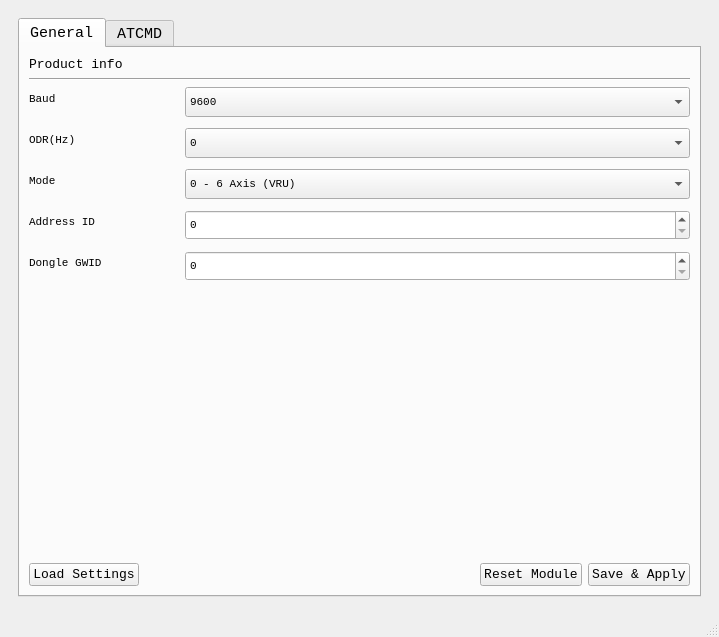
The window that pcan_qt.ui (avmm9898/PCAN_QT) describes before a commit, drawn with Qt 5.
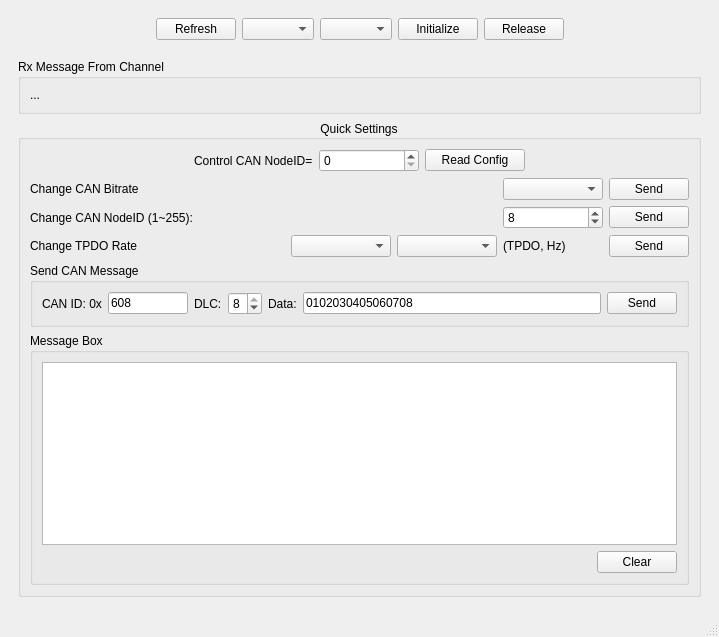
The same window after the commit. The open tabs and pages were chosen to show the change.

Patch:
```diff
--- a/pcan_qt.ui
+++ b/pcan_qt.ui
@@ -18,468 +18,8 @@
     <item>
      <widget class="QStackedWidget" name="stackedWidget">
       <property name="currentIndex">
-       <number>1</number>
+       <number>0</number>
       </property>
-      <widget class="QWidget" name="pageUART">
-       <layout class="QVBoxLayout" name="verticalLayout_5">
-        <item>
-         <widget class="QTabWidget" name="tabWidget">
-          <property name="font">
-           <font>
-            <family>Consolas</family>
-            <pointsize>11</pointsize>
-           </font>
-          </property>
-          <property name="styleSheet">
-           <string notr="true"/>
-          </property>
-          <property name="currentIndex">
-           <number>0</number>
-          </property>
-          <property name="movable">
-           <bool>false</bool>
-          </property>
-          <widget class="QWidget" name="tab_general">
-           <property name="font">
-            <font>
-             <family>Consolas</family>
-             <pointsize>8</pointsize>
-            </font>
-           </property>
-           <attribute name="title">
-            <string>General</string>
-           </attribute>
-           <layout class="QVBoxLayout" name="verticalLayout">
-            <item>
-             <widget class="QLabel" name="Label_prod_info">
-              <property name="sizePolicy">
-               <sizepolicy hsizetype="Preferred" vsizetype="Fixed">
-                <horstretch>0</horstretch>
-                <verstretch>0</verstretch>
-               </sizepolicy>
-              </property>
-              <property name="minimumSize">
-               <size>
-                <width>0</width>
-                <height>0</height>
-               </size>
-              </property>
-              <property name="font">
-               <font>
-                <family>Consolas</family>
-                <pointsize>10</pointsize>
-               </font>
-              </property>
-              <property name="text">
-               <string>Product info</string>
-              </property>
-             </widget>
-            </item>
-            <item>
-             <widget class="Line" name="line_2">
-              <property name="frameShadow">
-               <enum>QFrame::Sunken</enum>
-              </property>
-              <property name="lineWidth">
-               <number>1</number>
-              </property>
-              <property name="midLineWidth">
-               <number>0</number>
-              </property>
-              <property name="orientation">
-               <enum>Qt::Horizontal</enum>
-              </property>
-             </widget>
-            </item>
-            <item>
-             <layout class="QFormLayout" name="ConfigLayout">
-              <property name="verticalSpacing">
-               <number>11</number>
-              </property>
-              <item row="0" column="0">
-               <widget class="QLabel" name="Label_Baud">
-                <property name="sizePolicy">
-                 <sizepolicy hsizetype="Fixed" vsizetype="Preferred">
-                  <horstretch>0</horstretch>
-                  <verstretch>0</verstretch>
-                 </sizepolicy>
-                </property>
-                <property name="minimumSize">
-                 <size>
-                  <width>150</width>
-                  <height>0</height>
-                 </size>
-                </property>
-                <property name="maximumSize">
-                 <size>
-                  <width>150</width>
-                  <height>16777215</height>
-                 </size>
-                </property>
-                <property name="text">
-                 <string>Baud</string>
-                </property>
-               </widget>
-              </item>
-              <item row="0" column="1">
-               <widget class="QComboBox" name="CB_Baud">
-                <property name="minimumSize">
-                 <size>
-                  <width>150</width>
-                  <height>30</height>
-                 </size>
-                </property>
-                <property name="maximumSize">
-                 <size>
-                  <width>16777215</width>
-                  <height>16777215</height>
-                 </size>
-                </property>
-                <property name="editable">
-                 <bool>false</bool>
-                </property>
-                <property name="currentText">
-                 <string>9600</string>
-                </property>
-                <item>
-                 <property name="text">
-                  <string>9600</string>
-                 </property>
-                </item>
-                <item>
-                 <property name="text">
-                  <string>115200</string>
-                 </property>
-                </item>
-                <item>
-                 <property name="text">
-                  <string>460800</string>
-                 </property>
-                </item>
-                <item>
-                 <property name="text">
-                  <string>921600</string>
-                 </property>
-                </item>
-               </widget>
-              </item>
-              <item row="1" column="0">
-               <widget class="QLabel" name="Label_ODR">
-                <property name="text">
-                 <string>ODR(Hz)</string>
-                </property>
-               </widget>
-              </item>
-              <item row="1" column="1">
-               <widget class="QComboBox" name="CB_ODR">
-                <property name="minimumSize">
-                 <size>
-                  <width>0</width>
-                  <height>30</height>
-                 </size>
-                </property>
-                <property name="editable">
-                 <bool>false</bool>
-                </property>
-                <property name="currentText">
-                 <string>0</string>
-                </property>
-                <item>
-                 <property name="text">
-                  <string>0</string>
-                 </property>
-                </item>
-                <item>
-                 <property name="text">
-                  <string>1</string>
-                 </property>
-                </item>
-                <item>
-                 <property name="text">
-                  <string>10</string>
-                 </property>
-                </item>
-                <item>
-                 <property name="text">
-                  <string>50</string>
-                 </property>
-                </item>
-                <item>
-                 <property name="text">
-                  <string>100</string>
-                 </property>
-                </item>
-                <item>
-                 <property name="text">
-                  <string>200</string>
-                 </property>
-                </item>
-                <item>
-                 <property name="text">
-                  <string>400</string>
-                 </property>
-                </item>
-               </widget>
-              </item>
-              <item row="2" column="0">
-               <widget class="QLabel" name="Label_Mode">
-                <property name="text">
-                 <string>Mode</string>
-                </property>
-               </widget>
-              </item>
-              <item row="2" column="1">
-               <widget class="QComboBox" name="CB_Mode">
-                <property name="minimumSize">
-                 <size>
-                  <width>0</width>
-                  <height>30</height>
-                 </size>
-                </property>
-                <property name="editable">
-                 <bool>false</bool>
-                </property>
-                <property name="currentText">
-                 <string>0 - 6 Axis (VRU)</string>
-                </property>
-                <item>
-                 <property name="text">
-                  <string extracomment="test comments">0 - 6 Axis (VRU)</string>
-                 </property>
-                </item>
-                <item>
-                 <property name="text">
-                  <string>1 - 9 Axis (AHRS)</string>
-                 </property>
-                </item>
-               </widget>
-              </item>
-              <item row="3" column="0">
-               <widget class="QLabel" name="Label_ID">
-                <property name="sizePolicy">
-                 <sizepolicy hsizetype="Preferred" vsizetype="Preferred">
-                  <horstretch>0</horstretch>
-                  <verstretch>0</verstretch>
-                 </sizepolicy>
-                </property>
-                <property name="text">
-                 <string>Address ID</string>
-                </property>
-               </widget>
-              </item>
-              <item row="3" column="1">
-               <widget class="QSpinBox" name="SB_ID">
-                <property name="minimumSize">
-                 <size>
-                  <width>0</width>
-                  <height>30</height>
-                 </size>
-                </property>
-                <property name="maximum">
-                 <number>32</number>
-                </property>
-               </widget>
-              </item>
-              <item row="4" column="0">
-               <widget class="QLabel" name="Label_GWID">
-                <property name="minimumSize">
-                 <size>
-                  <width>120</width>
-                  <height>0</height>
-                 </size>
-                </property>
-                <property name="text">
-                 <string>Dongle GWID</string>
-                </property>
-               </widget>
-              </item>
-              <item row="4" column="1">
-               <widget class="QSpinBox" name="SB_GWID">
-                <property name="minimumSize">
-                 <size>
-                  <width>0</width>
-                  <height>30</height>
-                 </size>
-                </property>
-                <property name="maximum">
-                 <number>8</number>
-                </property>
-               </widget>
-              </item>
-             </layout>
-            </item>
-            <item>
-             <spacer name="verticalSpacer">
-              <property name="orientation">
-               <enum>Qt::Vertical</enum>
-              </property>
-              <property name="sizeHint" stdset="0">
-               <size>
-                <width>20</width>
-                <height>5</height>
-               </size>
-              </property>
-             </spacer>
-            </item>
-            <item>
-             <layout class="QHBoxLayout" name="horizontalLayout_4">
-              <item>
-               <widget class="QPushButton" name="BTN_load">
-                <property name="minimumSize">
-                 <size>
-                  <width>0</width>
-                  <height>0</height>
-                 </size>
-                </property>
-                <property name="font">
-                 <font>
-                  <family>Consolas</family>
-                  <pointsize>10</pointsize>
-                 </font>
-                </property>
-                <property name="text">
-                 <string>Load Settings</string>
-                </property>
-               </widget>
-              </item>
-              <item>
-               <spacer name="horizontalSpacer">
-                <property name="orientation">
-                 <enum>Qt::Horizontal</enum>
-                </property>
-                <property name="sizeHint" stdset="0">
-                 <size>
-                  <width>40</width>
-                  <height>20</height>
-                 </size>
-                </property>
-               </spacer>
-              </item>
-              <item>
-               <widget class="QPushButton" name="BTN_rst">
-                <property name="font">
-                 <font>
-                  <family>Consolas</family>
-                  <pointsize>10</pointsize>
-                 </font>
-                </property>
-                <property name="text">
-                 <string>Reset Module</string>
-                </property>
-               </widget>
-              </item>
-              <item>
-               <widget class="QPushButton" name="BTN_save">
-                <property name="minimumSize">
-                 <size>
-                  <width>0</width>
-                  <height>0</height>
-                 </size>
-                </property>
-                <property name="font">
-                 <font>
-                  <family>Consolas</family>
-                  <pointsize>10</pointsize>
-                 </font>
-                </property>
-                <property name="text">
-                 <string>Save &amp;&amp; Apply</string>
-                </property>
-               </widget>
-              </item>
-             </layout>
-            </item>
-           </layout>
-          </widget>
-          <widget class="QWidget" name="tab_at">
-           <attribute name="title">
-            <string>ATCMD</string>
-           </attribute>
-           <layout class="QVBoxLayout" name="verticalLayout_2">
-            <item>
-             <widget class="QGroupBox" name="GB_ATCMD">
-              <property name="font">
-               <font>
-                <family>Consolas</family>
-                <pointsize>10</pointsize>
-               </font>
-              </property>
-              <property name="title">
-               <string/>
-              </property>
-              <layout class="QGridLayout" name="gridLayout">
-               <item row="0" column="0">
-                <layout class="QHBoxLayout" name="horizontalLayout_3">
-                 <item>
-                  <widget class="QLineEdit" name="LE_at">
-                   <property name="inputMethodHints">
-                    <set>Qt::ImhPreferUppercase|Qt::ImhUppercaseOnly</set>
-                   </property>
-                   <property name="text">
-                    <string>AT+EOUT=0</string>
-                   </property>
-                  </widget>
-                 </item>
-                 <item>
-                  <widget class="QPushButton" name="BTN_at_send">
-                   <property name="text">
-                    <string>SEND</string>
-                   </property>
-                  </widget>
-                 </item>
-                </layout>
-               </item>
-               <item row="1" column="0">
-                <widget class="QTextBrowser" name="TB_Termial">
-                 <property name="html">
-                  <string>&lt;!DOCTYPE HTML PUBLIC &quot;-//W3C//DTD HTML 4.0//EN&quot; &quot;http://www.w3.org/TR/REC-html40/strict.dtd&quot;&gt;
-&lt;html&gt;&lt;head&gt;&lt;meta name=&quot;qrichtext&quot; content=&quot;1&quot; /&gt;&lt;meta charset=&quot;utf-8&quot; /&gt;&lt;style type=&quot;text/css&quot;&gt;
-p, li { white-space: pre-wrap; }
-hr { height: 1px; border-width: 0; }
-&lt;/style&gt;&lt;/head&gt;&lt;body style=&quot; font-family:'Consolas'; font-size:10pt; font-weight:400; font-style:normal;&quot;&gt;
-&lt;p style=&quot;-qt-paragraph-type:empty; margin-top:0px; margin-bottom:0px; margin-left:0px; margin-right:0px; -qt-block-indent:0; text-indent:0px; font-family:'Times New Roman','Times New Roman'; font-size:11pt;&quot;&gt;&lt;br /&gt;&lt;/p&gt;&lt;/body&gt;&lt;/html&gt;</string>
-                 </property>
-                </widget>
-               </item>
-               <item row="2" column="0">
-                <layout class="QHBoxLayout" name="horizontalLayout">
-                 <item>
-                  <spacer name="horizontalSpacer_2">
-                   <property name="orientation">
-                    <enum>Qt::Horizontal</enum>
-                   </property>
-                   <property name="sizeHint" stdset="0">
-                    <size>
-                     <width>40</width>
-                     <height>20</height>
-                    </size>
-                   </property>
-                  </spacer>
-                 </item>
-                 <item>
-                  <widget class="QPushButton" name="BTN_at_clear">
-                   <property name="sizePolicy">
-                    <sizepolicy hsizetype="Preferred" vsizetype="Fixed">
-                     <horstretch>0</horstretch>
-                     <verstretch>0</verstretch>
-                    </sizepolicy>
-                   </property>
-                   <property name="text">
-                    <string>CLEAR</string>
-                   </property>
-                  </widget>
-                 </item>
-                </layout>
-               </item>
-              </layout>
-             </widget>
-            </item>
-           </layout>
-          </widget>
-         </widget>
-        </item>
-       </layout>
-      </widget>
       <widget class="QWidget" name="pageCAN">
        <layout class="QVBoxLayout" name="verticalLayout_3">
         <item>
@@ -501,38 +41,29 @@
            </spacer>
           </item>
           <item>
-           <widget class="QComboBox" name="CB_can_nodeids"/>
-          </item>
-          <item>
-           <widget class="QLabel" name="label_8">
-            <property name="sizePolicy">
-             <sizepolicy hsizetype="Maximum" vsizetype="Preferred">
-              <horstretch>0</horstretch>
-              <verstretch>0</verstretch>
-             </sizepolicy>
-            </property>
+           <widget class="QPushButton" name="BTN_refresh_channel">
             <property name="text">
-             <string>&lt;html&gt;&lt;head/&gt;&lt;body&gt;&lt;p&gt;CANOpen Node ID&lt;/p&gt;&lt;/body&gt;&lt;/html&gt;</string>
+             <string>Refresh</string>
             </property>
            </widget>
           </item>
           <item>
-           <widget class="QSpinBox" name="SB_current_nodeid">
-            <property name="minimum">
-             <number>1</number>
+           <widget class="QComboBox" name="CB_can_channels"/>
+          </item>
+          <item>
+           <widget class="QComboBox" name="CB_bitrate"/>
+          </item>
+          <item>
+           <widget class="QPushButton" name="BTN_init">
+            <property name="text">
+             <string>Initialize</string>
             </property>
-            <property name="maximum">
-             <number>255</number>
-            </property>
-            <property name="value">
-             <number>8</number>
-            </property>
            </widget>
           </item>
           <item>
-           <widget class="QPushButton" name="BTN_can_read_config">
+           <widget class="QPushButton" name="BTN_release">
             <property name="text">
-             <string>Set / Read Config</string>
+             <string>Release</string>
             </property>
            </widget>
           </item>
@@ -551,6 +82,25 @@
           </item>
          </layout>
         </item>
+        <item>
+         <widget class="QGroupBox" name="GB_can_rx">
+          <property name="title">
+           <string>Rx Message From Channel</string>
+          </property>
+          <property name="flat">
+           <bool>false</bool>
+          </property>
+          <layout class="QVBoxLayout" name="verticalLayout_6">
+           <item>
+            <widget class="QLabel" name="Label_can_rx">
+             <property name="text">
+              <string>...</string>
+             </property>
+            </widget>
+           </item>
+          </layout>
+         </widget>
+        </item>
         <item>
          <widget class="QGroupBox" name="GB_can_qsc">
           <property name="title">
@@ -563,12 +113,84 @@
            <bool>false</bool>
           </property>
           <layout class="QVBoxLayout" name="verticalLayout_9">
+           <item>
+            <layout class="QHBoxLayout" name="horizontalLayout">
+             <item>
+              <spacer name="horizontalSpacer">
+               <property name="orientation">
+                <enum>Qt::Horizontal</enum>
+               </property>
+               <property name="sizeHint" stdset="0">
+                <size>
+                 <width>40</width>
+                 <height>20</height>
+                </size>
+               </property>
+              </spacer>
+             </item>
+             <item>
+              <widget class="QLabel" name="label_8">
+               <property name="sizePolicy">
+                <sizepolicy hsizetype="Maximum" vsizetype="Preferred">
+                 <horstretch>0</horstretch>
+                 <verstretch>0</verstretch>
+                </sizepolicy>
+               </property>
+               <property name="text">
+                <string>Control CAN NodeID=</string>
+               </property>
+              </widget>
+             </item>
+             <item>
+              <widget class="QSpinBox" name="SB_curr_node_id">
+               <property name="sizePolicy">
+                <sizepolicy hsizetype="Maximum" vsizetype="Fixed">
+                 <horstretch>0</horstretch>
+                 <verstretch>0</verstretch>
+                </sizepolicy>
+               </property>
+               <property name="minimumSize">
+                <size>
+                 <width>100</width>
+                 <height>0</height>
+                </size>
+               </property>
+              </widget>
+             </item>
+             <item>
+              <widget class="QPushButton" name="BTN_read_config">
+               <property name="minimumSize">
+                <size>
+                 <width>100</width>
+                 <height>0</height>
+                </size>
+               </property>
+               <property name="text">
+                <string>Read Config</string>
+               </property>
+              </widget>
+             </item>
+             <item>
+              <spacer name="horizontalSpacer_2">
+               <property name="orientation">
+                <enum>Qt::Horizontal</enum>
+               </property>
+               <property name="sizeHint" stdset="0">
+                <size>
+                 <width>40</width>
+                 <height>20</height>
+                </size>
+               </property>
+              </spacer>
+             </item>
+            </layout>
+           </item>
            <item>
             <layout class="QHBoxLayout" name="horizontalLayout_8">
              <item>
               <widget class="QLabel" name="label_4">
                <property name="text">
-                <string>Change CAN Baudrate</string>
+                <string>Change CAN Bitrate</string>
                </property>
               </widget>
              </item>
@@ -595,7 +217,7 @@
               </widget>
              </item>
              <item>
-              <widget class="QPushButton" name="BTN_can_baud">
+              <widget class="QPushButton" name="BTN_change_baud">
                <property name="maximumSize">
                 <size>
                  <width>80</width>
@@ -619,7 +241,7 @@
               </widget>
              </item>
              <item>
-              <widget class="QSpinBox" name="SB_can_nodeid">
+              <widget class="QSpinBox" name="SB_change_node_id">
                <property name="minimumSize">
                 <size>
                  <width>100</width>
@@ -638,7 +260,7 @@
               </widget>
              </item>
              <item>
-              <widget class="QPushButton" name="BTN_can_nodeid">
+              <widget class="QPushButton" name="BTN_change_node_id">
                <property name="maximumSize">
                 <size>
                  <width>80</width>
@@ -720,13 +342,19 @@
                  <verstretch>0</verstretch>
                 </sizepolicy>
                </property>
+               <property name="minimumSize">
+                <size>
+                 <width>100</width>
+                 <height>0</height>
+                </size>
+               </property>
                <property name="text">
                 <string>(TPDO, Hz)</string>
                </property>
               </widget>
              </item>
              <item>
-              <widget class="QPushButton" name="BTN_tpdo_hz">
+              <widget class="QPushButton" name="BTN_cahnge_tpdo_hz">
                <property name="maximumSize">
                 <size>
                  <width>80</width>
@@ -741,26 +369,7 @@
             </layout>
            </item>
            <item>
-            <widget class="QGroupBox" name="GB_can_rx">
-             <property name="title">
-              <string>Rx Message</string>
-             </property>
-             <property name="flat">
-              <bool>true</bool>
-             </property>
-             <layout class="QVBoxLayout" name="verticalLayout_6">
-              <item>
-               <widget class="QLabel" name="Label_can_rx">
-                <property name="text">
-                 <string>...</string>
-                </property>
-               </widget>
-              </item>
-             </layout>
-            </widget>
-           </item>
-           <item>
-            <widget class="QGroupBox" name="GB_can_advanced">
+            <widget class="QGroupBox" name="GB_can_send_terminal">
              <property name="title">
               <string>Send CAN Message</string>
              </property>
@@ -784,7 +393,7 @@
                  </widget>
                 </item>
                 <item>
-                 <widget class="QLineEdit" name="Line_can_txid">
+                 <widget class="QLineEdit" name="Line_fastsdo_txid">
                   <property name="maximumSize">
                    <size>
                     <width>80</width>
@@ -810,7 +419,7 @@
                  </widget>
                 </item>
                 <item>
-                 <widget class="QSpinBox" name="SB_can_dlc">
+                 <widget class="QSpinBox" name="SB_fastsdo_dlc">
                   <property name="maximumSize">
                    <size>
                     <width>50</width>
@@ -842,14 +451,14 @@
                  </widget>
                 </item>
                 <item>
-                 <widget class="QLineEdit" name="Line_can_data">
+                 <widget class="QLineEdit" name="Line_fastsdo_data">
                   <property name="text">
                    <string>0102030405060708</string>
                   </property>
                  </widget>
                 </item>
                 <item>
-                 <widget class="QPushButton" name="BTN_can_send">
+                 <widget class="QPushButton" name="BTN_fastsdo_send">
                   <property name="maximumSize">
                    <size>
                     <width>70</width>
@@ -876,7 +485,7 @@
              </property>
              <layout class="QVBoxLayout" name="verticalLayout_7">
               <item>
-               <widget class="QTextBrowser" name="TB_can_msgbox"/>
+               <widget class="QTextBrowser" name="TB_fastsdo_msgbox"/>
               </item>
               <item>
                <layout class="QHBoxLayout" name="horizontalLayout_6">
@@ -894,7 +503,7 @@
                  </spacer>
                 </item>
                 <item>
-                 <widget class="QPushButton" name="BTN_clear_can_msgbox">
+                 <widget class="QPushButton" name="BTN_clear_fastsdo_msgbox">
                   <property name="text">
                    <string>Clear</string>
                   </property>
```
